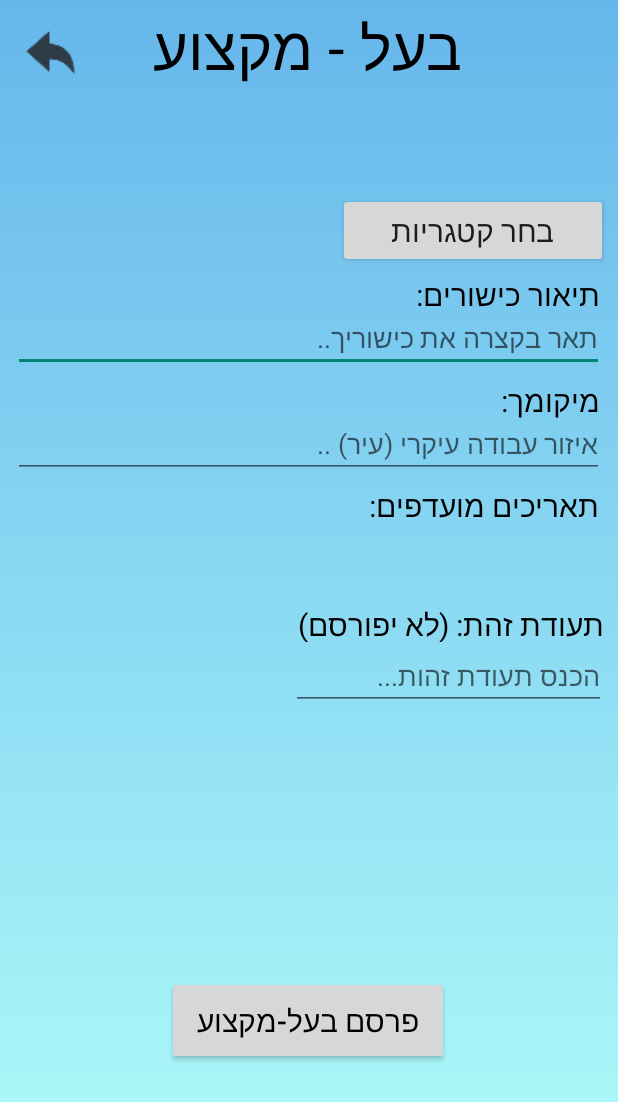
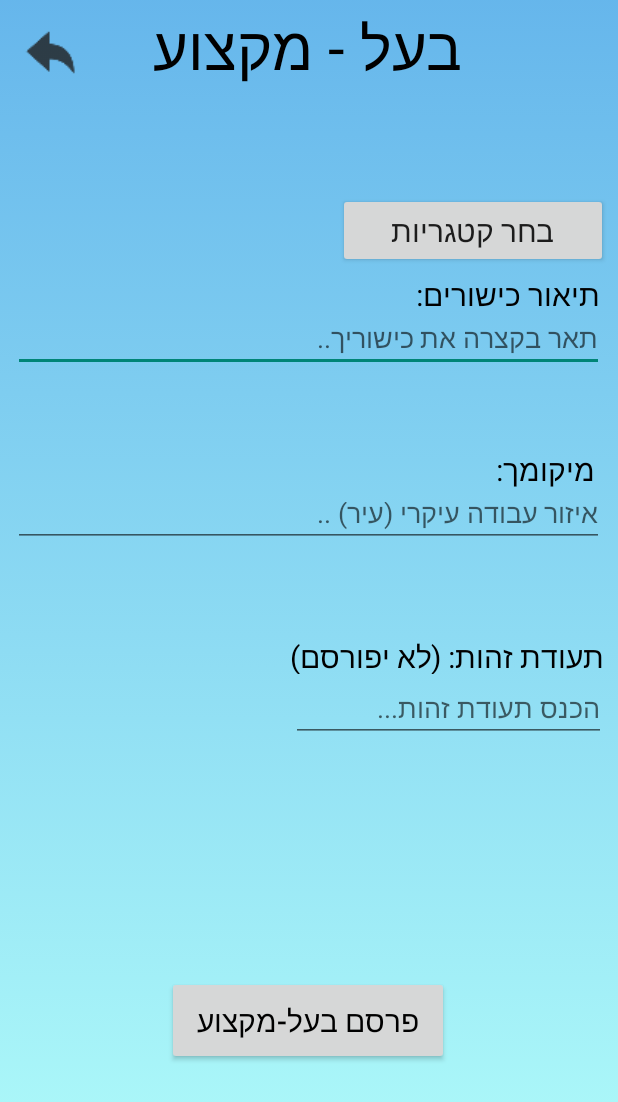
Before and after one commit to ShaharNik/EasyJobs, an Android app: the PostProfActivity screen opened directly, with no data from a screen before it, on a phone screen of 412 x 824 dp. Shown: the top 1102 px of the screen. Run offline under Robolectric (Android 15) with nearby library versions, the phone set to English and light mode, and no system bars; our stand-ins replace Firebase (no records; nobody signed in at launch, a user with empty details on screens opened directly); libraries missing offline, so code that uses them is left out: com.afollestad.materialdialogs; 1 statement that could not run was skipped.

Commit message:
deleted unnecessary field.

```diff
--- a/app/src/main/res/layout/activity_post_prof.xml
+++ b/app/src/main/res/layout/activity_post_prof.xml
@@ -84,10 +84,10 @@
         android:textSize="20dp"
         app:layout_constraintBottom_toBottomOf="parent"
         app:layout_constraintEnd_toEndOf="parent"
-        app:layout_constraintHorizontal_bias="0.95"
+        app:layout_constraintHorizontal_bias="0.935"
         app:layout_constraintStart_toStartOf="parent"
         app:layout_constraintTop_toBottomOf="@+id/editDescPP"
-        app:layout_constraintVertical_bias="0.01" />
+        app:layout_constraintVertical_bias="0.093" />
 
     <EditText
         android:id="@+id/editLocPP"
@@ -103,10 +103,10 @@
         app:layout_constraintVertical_bias="0.01" />
 
     <TextView
-        android:id="@+id/datePP"
-        android:layout_width="163dp"
+        android:id="@+id/IdPP"
+        android:layout_width="230dp"
         android:layout_height="25dp"
-        android:text="תאריכים מועדפים:"
+        android:text="תעודת זהות: (לא יפורסם)"
         android:textColor="@color/black"
         android:textSize="20dp"
         app:layout_constraintBottom_toBottomOf="parent"
@@ -114,21 +114,7 @@
         app:layout_constraintHorizontal_bias="0.95"
         app:layout_constraintStart_toStartOf="parent"
         app:layout_constraintTop_toBottomOf="@+id/editLocPP"
-        app:layout_constraintVertical_bias="0.01" />
-
-    <TextView
-        android:id="@+id/IdPP"
-        android:layout_width="230dp"
-        android:layout_height="25dp"
-        android:text="תעודת זהת: (לא יפורסם)"
-        android:textColor="@color/black"
-        android:textSize="20dp"
-        app:layout_constraintBottom_toBottomOf="parent"
-        app:layout_constraintEnd_toEndOf="parent"
-        app:layout_constraintHorizontal_bias="0.95"
-        app:layout_constraintStart_toStartOf="parent"
-        app:layout_constraintTop_toBottomOf="@+id/datePP"
-        app:layout_constraintVertical_bias="0.12" />
+        app:layout_constraintVertical_bias="0.136" />
 
     <EditText
         android:id="@+id/editIdPP"
```
Also changed, not shown: app/src/main/res/layout/activity_prof_profile.xml (+6 -6 lines).
